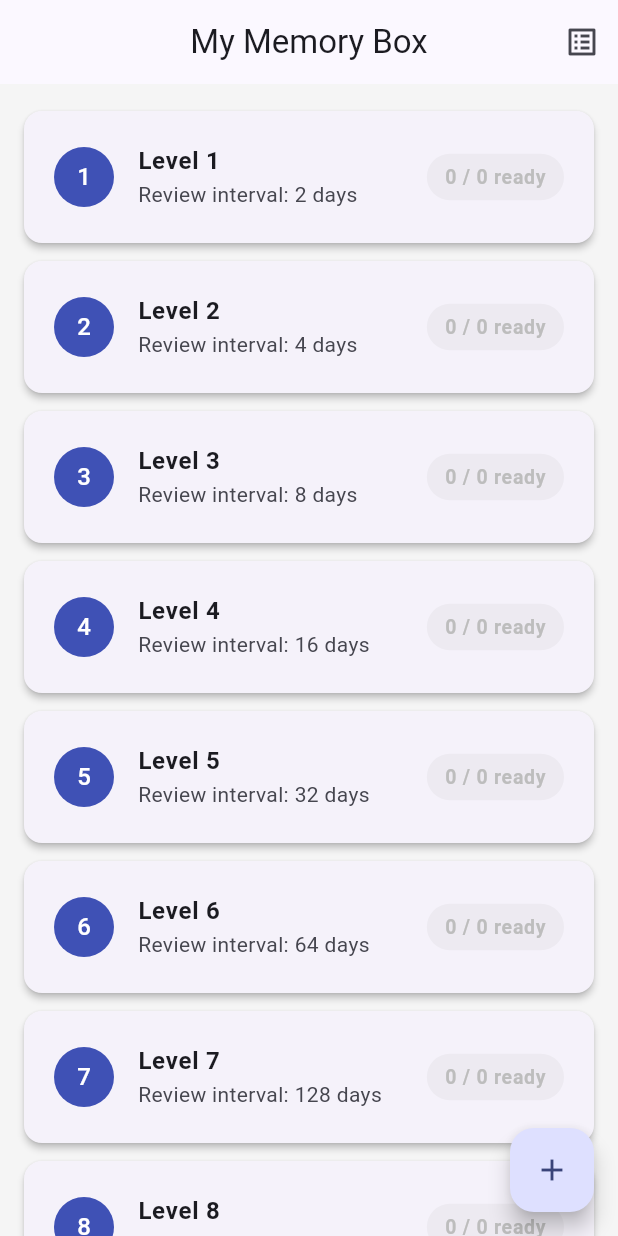
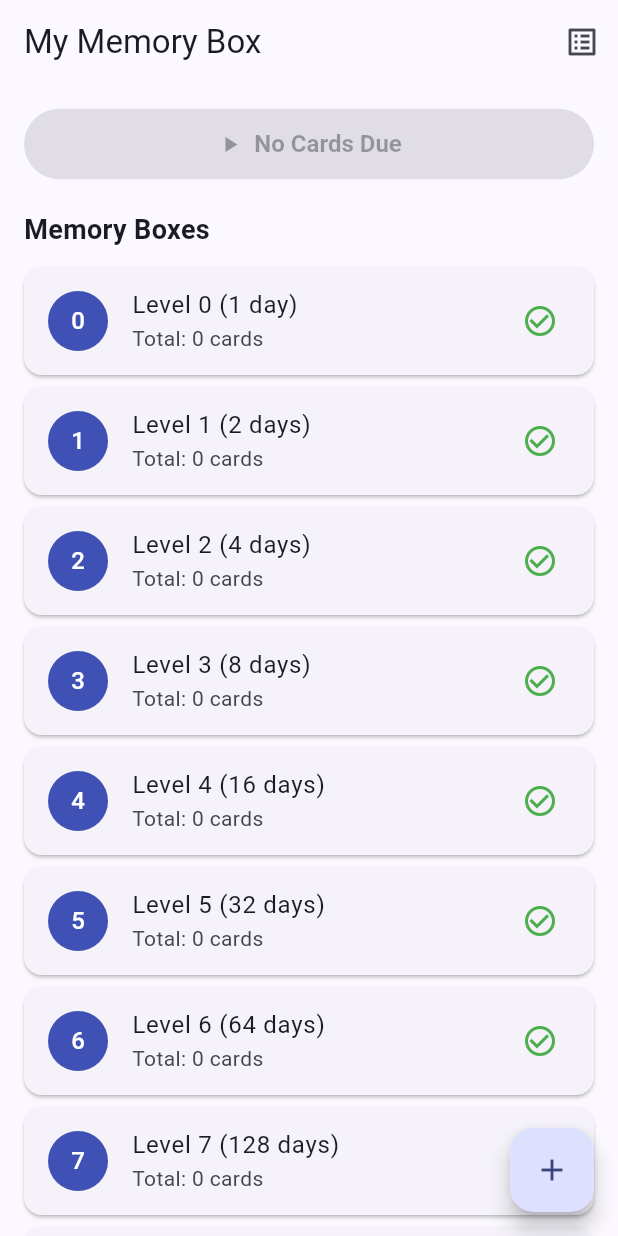
Before and after one commit to Lof-31/MyMemoryBox-App, a Flutter app: the screen it shows after launch, on a phone screen of 412 x 824 dp. Run offline on Flutter 3.47's test engine with Material 3 defaults, Android fonts, the phone set to English and light mode, and no system bars; our stand-ins replace flutter_local_notifications, flutter_timezone, shared_preferences, timezone.

Commit message:
feat: add new intervals for levels

```diff
--- a/lib/models/flashcard.dart
+++ b/lib/models/flashcard.dart
@@ -12,7 +12,7 @@ class Flashcard {
     required this.id,
     required this.frontText,
     required this.backText,
-    this.level = 1,
+    this.level = 0,
     required this.nextReviewDate,
     this.lastReviewedAt,
   });
@@ -26,7 +26,7 @@ class Flashcard {
       id: id,
       frontText: frontText,
       backText: backText,
-      level: 1,
+      level: 0,
       nextReviewDate: DateTime.now(),
     );
   }
@@ -47,8 +47,8 @@ class Flashcard {
   }
 
   Flashcard demote() {
-    const int resetLevel = 1;
-    final int interval = pow(2, resetLevel).toInt();
+    const int resetLevel = 0;
+    final int interval = pow(2, resetLevel).toInt(); // 1 jour
     final DateTime now = DateTime.now();
     return copyWith(
       level: resetLevel,
@@ -91,7 +91,7 @@ class Flashcard {
       id: map['id'] as String,
       frontText: map['frontText'] as String,
       backText: map['backText'] as String,
-      level: map['level'] as int,
+      level: (map['level'] as num?)?.toInt() ?? 0,
       nextReviewDate: DateTime.parse(map['nextReviewDate'] as String),
       lastReviewedAt: map['lastReviewedAt'] != null
           ? DateTime.parse(map['lastReviewedAt'] as String)
--- a/lib/screens/home_screen.dart
+++ b/lib/screens/home_screen.dart
@@ -1,11 +1,11 @@
 import 'package:flutter/material.dart';
 import '../models/flashcard.dart';
+import '../services/storage_service.dart';
 import '../services/notification_service.dart';
-import '../services/storage_service.dart';
 import '../widgets/level_card.dart';
-import 'card_list_screen.dart';
 import 'create_card_screen.dart';
 import 'review_screen.dart';
+import 'card_list_screen.dart';
 
 class HomeScreen extends StatefulWidget {
   const HomeScreen({super.key});
@@ -15,148 +15,132 @@ class HomeScreen extends StatefulWidget {
 }
 
 class _HomeScreenState extends State<HomeScreen> {
-  static const int _totalLevels = 8;
   final StorageService _storageService = StorageService();
   final NotificationService _notificationService = NotificationService();
-  final List<Flashcard> _cards = [];
+
+  List<Flashcard> _cards = [];
   bool _isLoading = true;
 
   @override
   void initState() {
     super.initState();
-    _loadInitialData();
+    _loadCards();
   }
 
-  Future<void> _loadInitialData() async {
-    final loaded = await _storageService.loadCards();
+  Future<void> _loadCards() async {
+    final cards = await _storageService.loadCards();
     setState(() {
-      _cards.addAll(loaded);
+      _cards = cards;
       _isLoading = false;
     });
     await _notificationService.syncDailyReminder(_cards);
   }
 
-  Future<void> _persistCards() async {
-    await _storageService.saveCards(_cards);
-    await _notificationService.syncDailyReminder(_cards);
+  Future<void> _deleteCard(String id) async {
+    final updatedList = _cards.where((c) => c.id != id).toList();
+    await _storageService.saveCards(updatedList);
+    _loadCards();
   }
 
-  int _countTotalCardsByLevel(int level) {
-    return _cards.where((card) => card.level == level).length;
+  Future<void> _editCard(Flashcard card) async {
+    final updatedList = _cards.map((c) => c.id == card.id ? card : c).toList();
+    await _storageService.saveCards(updatedList);
+    _loadCards();
   }
 
-  int _countDueCardsByLevel(int level) {
-    return _cards.where((card) => card.level == level && card.isDue).length;
-  }
-
-  List<Flashcard> _getDueCardsByLevel(int level) {
-    return _cards.where((card) => card.level == level && card.isDue).toList();
-  }
-
-  Future<void> _onLevelSelected(int level) async {
-    final List<Flashcard> dueCards = _getDueCardsByLevel(level);
-
-    if (dueCards.isEmpty) {
-      return;
-    }
-
-    final List<Flashcard>? reviewedCards =
-    await Navigator.of(context).push<List<Flashcard>>(
-      MaterialPageRoute(
-        builder: (context) => ReviewScreen(
-          level: level,
-          cards: dueCards,
-        ),
-      ),
-    );
-
-    if (reviewedCards != null && reviewedCards.isNotEmpty) {
-      setState(() {
-        for (final updatedCard in reviewedCards) {
-          final int index =
-          _cards.indexWhere((card) => card.id == updatedCard.id);
-          if (index != -1) {
-            _cards[index] = updatedCard;
-          }
-        }
-      });
-      await _persistCards();
-    }
-  }
-
-  Future<void> _navigateToCreateCard() async {
-    final Flashcard? newCard = await Navigator.of(context).push<Flashcard>(
-      MaterialPageRoute(
-        builder: (context) => const CreateCardScreen(),
-      ),
-    );
-
-    if (newCard != null) {
-      setState(() {
-        _cards.add(newCard);
-      });
-      await _persistCards();
-    }
-  }
-
-  void _navigateToCardList() {
-    Navigator.of(context).push(
-      MaterialPageRoute(
-        builder: (context) => CardListScreen(
-          cards: _cards,
-          onDelete: (id) async {
-            setState(() {
-              _cards.removeWhere((card) => card.id == id);
-            });
-            await _persistCards();
-          },
-          onEdit: (updatedCard) async {
-            setState(() {
-              final index =
-              _cards.indexWhere((card) => card.id == updatedCard.id);
-              if (index != -1) {
-                _cards[index] = updatedCard;
-              }
-            });
-            await _persistCards();
-          },
-        ),
-      ),
-    );
-  }
+  List<Flashcard> get _dueCards => _cards.where((c) => c.isDue).toList();
 
   @override
   Widget build(BuildContext context) {
     return Scaffold(
-      backgroundColor: Colors.grey.shade100,
       appBar: AppBar(
         title: const Text('My Memory Box'),
-        centerTitle: true,
-        elevation: 0,
         actions: [
           IconButton(
             icon: const Icon(Icons.list_alt),
-            onPressed: _navigateToCardList,
+            tooltip: 'All Cards',
+            onPressed: () async {
+              await Navigator.push(
+                context,
+                MaterialPageRoute(
+                  builder: (context) => CardListScreen(
+                    cards: _cards,
+                    onDelete: _deleteCard,
+                    onEdit: _editCard,
+                  ),
+                ),
+              );
+              _loadCards();
+            },
           ),
         ],
       ),
       body: _isLoading
           ? const Center(child: CircularProgressIndicator())
-          : ListView.builder(
-        padding: const EdgeInsets.symmetric(vertical: 12),
-        itemCount: _totalLevels,
-        itemBuilder: (context, index) {
-          final int level = index + 1;
-          return LevelCard(
-            level: level,
-            totalCards: _countTotalCardsByLevel(level),
-            dueCards: _countDueCardsByLevel(level),
-            onTap: () => _onLevelSelected(level),
-          );
-        },
+          : SingleChildScrollView(
+        padding: const EdgeInsets.all(16),
+        child: Column(
+          crossAxisAlignment: CrossAxisAlignment.stretch,
+          children: [
+            ElevatedButton.icon(
+              onPressed: _dueCards.isEmpty
+                  ? null
+                  : () async {
+                await Navigator.push(
+                  context,
+                  MaterialPageRoute(
+                    builder: (context) => ReviewScreen(
+                      cards: _dueCards,
+                      level: 0, // <-- Si ReviewScreen attend un level
+                    ),
+                  ),
+                );
+                _loadCards();
+              },
+              icon: const Icon(Icons.play_arrow),
+              label: Text(
+                _dueCards.isEmpty
+                    ? 'No Cards Due'
+                    : 'Start Review (${_dueCards.length})',
+              ),
+              style: ElevatedButton.styleFrom(
+                padding: const EdgeInsets.symmetric(vertical: 14),
+                textStyle: const TextStyle(
+                  fontSize: 16,
+                  fontWeight: FontWeight.bold,
+                ),
+              ),
+            ),
+            const SizedBox(height: 20),
+            const Text(
+              'Memory Boxes',
+              style: TextStyle(fontSize: 18, fontWeight: FontWeight.bold),
+            ),
+            const SizedBox(height: 12),
+            ...List.generate(9, (index) {
+              final levelCards = _cards.where((c) => c.level == index).toList();
+              final dueCount = levelCards.where((c) => c.isDue).length;
+              return LevelCard(
+                level: index,
+                totalCards: levelCards.length,
+                dueCount: dueCount,
+              );
+            }),
+          ],
+        ),
       ),
       floatingActionButton: FloatingActionButton(
-        onPressed: _navigateToCreateCard,
+        onPressed: () async {
+          final created = await Navigator.push(
+            context,
+            MaterialPageRoute(
+              builder: (context) => const CreateCardScreen(),
+            ),
+          );
+          if (created == true || mounted) {
+            _loadCards();
+          }
+        },
         child: const Icon(Icons.add),
       ),
     );
--- a/lib/widgets/level_card.dart
+++ b/lib/widgets/level_card.dart
@@ -4,59 +4,35 @@ import 'package:flutter/material.dart';
 class LevelCard extends StatelessWidget {
   final int level;
   final int totalCards;
-  final int dueCards;
-  final VoidCallback onTap;
+  final int dueCount;
 
   const LevelCard({
     super.key,
     required this.level,
     required this.totalCards,
-    required this.dueCards,
-    required this.onTap,
+    required this.dueCount,
   });
-
-  int get _intervalInDays => pow(2, level).toInt();
 
   @override
   Widget build(BuildContext context) {
+    final int intervalDays = pow(2, level).toInt();
+
     return Card(
-      elevation: 2,
-      margin: const EdgeInsets.symmetric(horizontal: 16, vertical: 6),
-      shape: RoundedRectangleBorder(borderRadius: BorderRadius.circular(12)),
+      margin: const EdgeInsets.only(bottom: 8),
       child: ListTile(
-        onTap: dueCards > 0 ? onTap : null,
-        contentPadding: const EdgeInsets.symmetric(horizontal: 20, vertical: 8),
         leading: CircleAvatar(
-          backgroundColor: Colors.indigo,
+          backgroundColor: dueCount > 0 ? Colors.orange : Colors.indigo,
           foregroundColor: Colors.white,
           child: Text('$level'),
         ),
-        title: Text(
-          'Level $level',
-          style: const TextStyle(fontWeight: FontWeight.bold),
-        ),
-        subtitle: Text('Review interval: $_intervalInDays days'),
-        trailing: _buildBadge(),
-      ),
-    );
-  }
-
-  Widget _buildBadge() {
-    final Color badgeColor = dueCards > 0 ? Colors.green : Colors.grey.shade400;
-
-    return Container(
-      padding: const EdgeInsets.symmetric(horizontal: 12, vertical: 6),
-      decoration: BoxDecoration(
-        color: badgeColor.withValues(alpha: 0.15),
-        borderRadius: BorderRadius.circular(20),
-      ),
-      child: Text(
-        '$dueCards / $totalCards ready',
-        style: TextStyle(
-          color: badgeColor,
-          fontWeight: FontWeight.w600,
-          fontSize: 13,
-        ),
+        title: Text('Level $level ($intervalDays ${intervalDays == 1 ? 'day' : 'days'})'),
+        subtitle: Text('Total: $totalCards cards'),
+        trailing: dueCount > 0
+            ? Chip(
+          label: Text('$dueCount due'),
+          backgroundColor: Colors.orange.shade100,
+        )
+            : const Icon(Icons.check_circle_outline, color: Colors.green),
       ),
     );
   }
```
Also changed, not shown: 1 other file.
